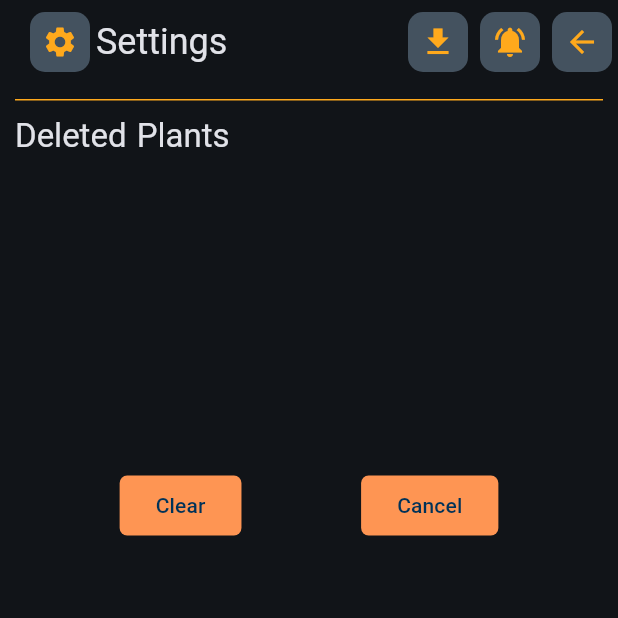
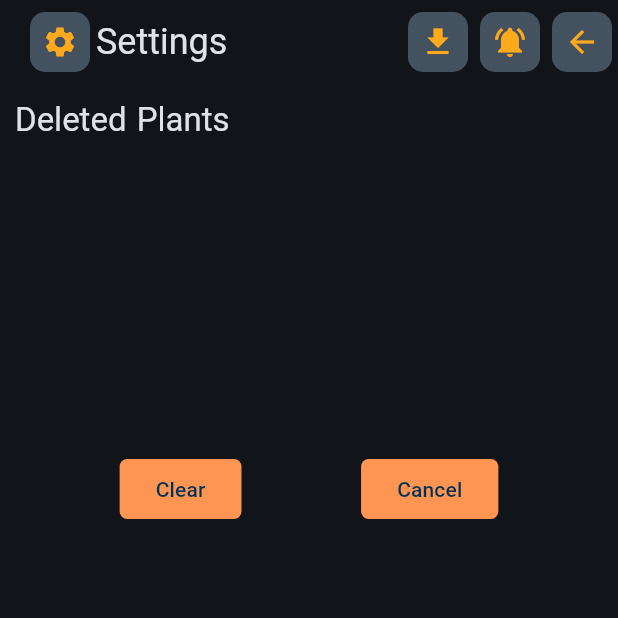
Before and after one commit to ryanromeodev/Plant-App, a Flutter app: the screen it shows after launch, after a tap on the "translate" icon, after a tap on the "light mode" icon, after a tap on the "settings" icon, on a phone screen of 412 x 824 dp, the top half of it. Run offline on Flutter 3.47's test engine with Material 3 defaults, Android fonts, the phone set to English and light mode, and no system bars; our stand-ins replace file_picker, flutter_local_notifications, google_fonts, permission_handler, timezone.

Commit message:
UI Refactor 4

```diff
--- a/lib/Components/planttile.dart
+++ b/lib/Components/planttile.dart
@@ -63,7 +63,6 @@ class _PlantTileState extends State<PlantTile> {
                   child: CircleAvatar(
                     radius: 16,
                     backgroundImage: AssetImage("assets/pflanzen.png"),
-                    // (aim[int.parse(widget.plant.plantid) % 10]),
                   ),
                 ),
                 SizedBox(width: 5),
@@ -110,7 +109,7 @@ class _PlantTileState extends State<PlantTile> {
                     widget.plant.plantnote.length > 9 &&
                             widget.plant.plantnote.isNotEmpty
                         ? Text(
-                          "അറിയിപ്പ്:$noteday.$notemonth.$noteyear",
+                          "${widget.malayalam ? "അറിയിപ്പ്" : "notification"} :$noteday.$notemonth.$noteyear",
                           style: Theme.of(context).textTheme.bodySmall,
                         )
                         : Text(
--- a/lib/Components/theme.dart
+++ b/lib/Components/theme.dart
@@ -41,6 +41,7 @@ class _AdeniumState extends State<Adenium> {
         primary: color1,
         secondary: color5,
         tertiary: color4,
+        primaryContainer: color1.withAlpha(25),
       ),
       textTheme: TextTheme(
         // displaySmall: GoogleFonts.notoSerifMalayalam(),
@@ -52,7 +53,6 @@ class _AdeniumState extends State<Adenium> {
         ),
         titleSmall: GoogleFonts.notoSerifMalayalam(
           fontSize: 16,
-
           //tiles
         ),
         bodyLarge: GoogleFonts.notoSerifMalayalam(
--- a/lib/Data/strings.dart
+++ b/lib/Data/strings.dart
@@ -44,3 +44,5 @@ final String mcannotbeundone = "ഈ ചെടികള്‍ തിരിച്
 final String cannotbeundone = "This action cannot be undone";
 final String msettings = 'സജ്ജീകരണം';
 final String settings = 'Settings';
+final String notification = 'notification';
+final String mnotification = 'അറിയിപ്പ്';
--- a/lib/Pages/addpage.dart
+++ b/lib/Pages/addpage.dart
@@ -83,6 +83,7 @@ class _AddplantState extends State<Addplant> {
         body: SingleChildScrollView(
           child: Column(
             children: [
+              Container(margin: EdgeInsets.symmetric(vertical: 5.0)),
               PlantListHeading(todisplay: widget.malayalam ? mperu : peru),
               Container(
                 margin: EdgeInsets.all(10.0),
--- a/lib/Pages/homepage.dart
+++ b/lib/Pages/homepage.dart
@@ -155,6 +155,7 @@ class _HomePageState extends State<HomePage> {
       ),
       body: Column(
         children: [
+          Container(margin: EdgeInsets.symmetric(vertical: 5.0)),
           PlantListHeading(todisplay: malayalam ? mchediname : chediname),
           PlantHeader(
             plants: plist,
@@ -165,7 +166,7 @@ class _HomePageState extends State<HomePage> {
           Container(
             height: 2.0, // Line thickness
             color: Theme.of(context).colorScheme.tertiary, // Line color
-            padding: EdgeInsets.symmetric(horizontal: 10.0),
+            margin: EdgeInsets.symmetric(vertical: 5.0),
           ),
           Expanded(child: plantListBuilder()),
         ],
--- a/lib/Pages/settingspage.dart
+++ b/lib/Pages/settingspage.dart
@@ -119,11 +119,7 @@ class _SettingsState extends State<Settings> {
         body: SingleChildScrollView(
           child: Column(
             children: [
-              Container(
-                height: 1.0, // Line thickness
-                color: Theme.of(context).colorScheme.primary, // Line color
-                margin: EdgeInsets.symmetric(horizontal: 10.0, vertical: 10.0),
-              ),
+              Container(margin: EdgeInsets.symmetric(vertical: 5.0)),
               PlantListHeading(
                 todisplay: widget.malayalam ? mdeleted : deleted,
               ),
--- a/lib/Pages/updatepage.dart
+++ b/lib/Pages/updatepage.dart
@@ -107,6 +107,7 @@ class _UpdatePlantState extends State<UpdatePlant> {
         body: SingleChildScrollView(
           child: Column(
             children: [
+              Container(margin: EdgeInsets.symmetric(vertical: 5.0)),
               PlantListHeading(todisplay: widget.malayalam ? mperu : peru),
               Container(
                 margin: EdgeInsets.all(10.0),
```
